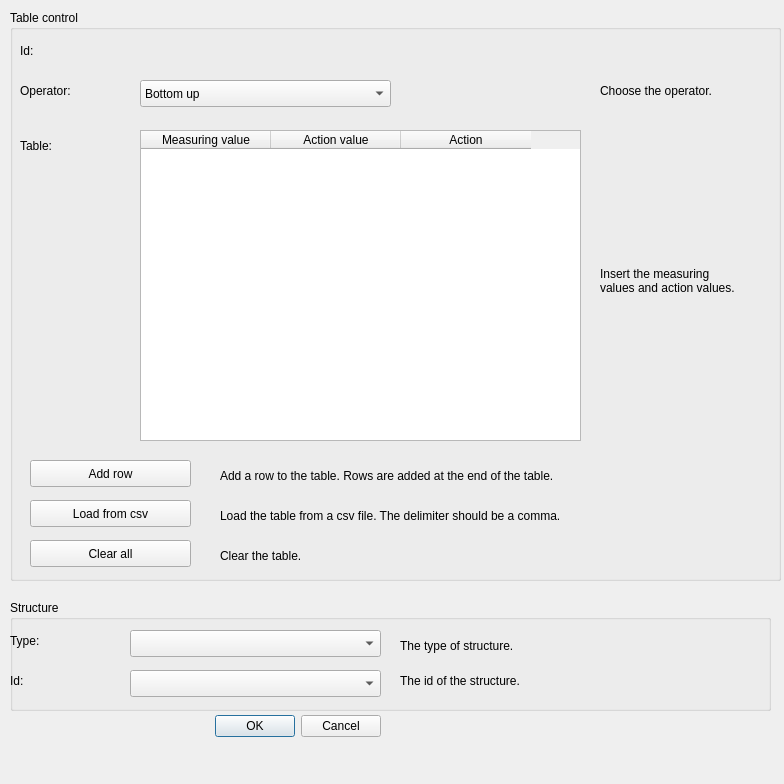
Qt form ui/controlled_structures_create_table_control_dialog.ui (nens/threedi-results-analysis) before a commit.
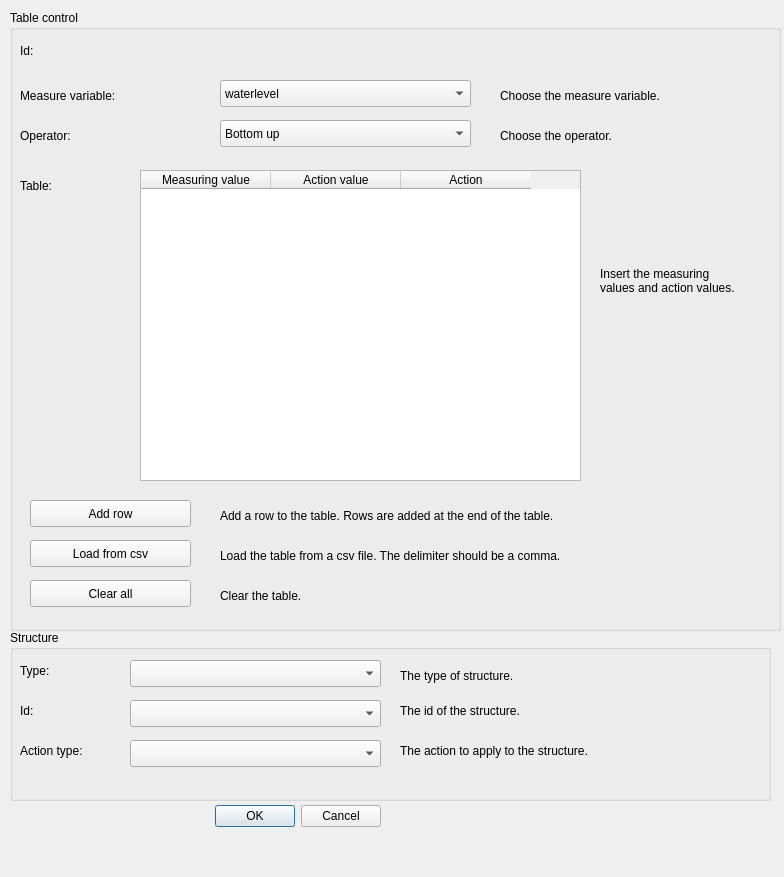
The same form after that commit.

Commit message:
Refactor measuring group rule: (#191)
* Refactor measuring group and rule: add station is removed from measuring group dialog,  measure variable is put from measuring group to rule, action variables are added to rule.

* Add CANGES.rst.

Patch:
```diff
--- a/ui/controlled_structures_create_table_control_dialog.ui
+++ b/ui/controlled_structures_create_table_control_dialog.ui
@@ -7,7 +7,7 @@
     <x>0</x>
     <y>0</y>
     <width>784</width>
-    <height>784</height>
+    <height>877</height>
    </rect>
   </property>
   <property name="windowTitle">
@@ -17,7 +17,7 @@
    <property name="geometry">
     <rect>
      <x>190</x>
-     <y>710</y>
+     <y>800</y>
      <width>191</width>
      <height>32</height>
     </rect>
@@ -38,29 +38,29 @@
      <x>10</x>
      <y>10</y>
      <width>771</width>
-     <height>571</height>
+     <height>621</height>
     </rect>
    </property>
    <property name="title">
     <string>Table control</string>
    </property>
-   <widget class="QLabel" name="label_input_rule_operator">
+   <widget class="QLabel" name="label_input_rule_measure_variable">
     <property name="geometry">
      <rect>
       <x>10</x>
       <y>70</y>
-      <width>71</width>
-      <height>21</height>
+      <width>181</width>
+      <height>31</height>
      </rect>
     </property>
     <property name="text">
-     <string>Operator: </string>
+     <string>Measure variable:</string>
     </property>
    </widget>
-   <widget class="QComboBox" name="combobox_input_rule_operator">
+   <widget class="QComboBox" name="combobox_input_rule_measure_variable">
     <property name="geometry">
      <rect>
-      <x>130</x>
+      <x>210</x>
       <y>70</y>
       <width>251</width>
       <height>27</height>
@@ -68,7 +68,7 @@
     </property>
     <item>
      <property name="text">
-      <string>Bottom up</string>
+      <string>waterlevel</string>
      </property>
     </item>
     <item>
@@ -81,7 +81,7 @@
     <property name="geometry">
      <rect>
       <x>130</x>
-      <y>120</y>
+      <y>160</y>
       <width>441</width>
       <height>311</height>
      </rect>
@@ -112,7 +112,7 @@
     <property name="geometry">
      <rect>
       <x>10</x>
-      <y>120</y>
+      <y>160</y>
       <width>101</width>
       <height>31</height>
      </rect>
@@ -125,7 +125,7 @@
     <property name="geometry">
      <rect>
       <x>20</x>
-      <y>490</y>
+      <y>530</y>
       <width>161</width>
       <height>27</height>
      </rect>
@@ -138,7 +138,7 @@
     <property name="geometry">
      <rect>
       <x>20</x>
-      <y>450</y>
+      <y>490</y>
       <width>161</width>
       <height>27</height>
      </rect>
@@ -147,17 +147,17 @@
      <string>Add row</string>
     </property>
    </widget>
-   <widget class="QLabel" name="label_input_rule_operator_info">
+   <widget class="QLabel" name="label_input_rule_measure_variable_info">
     <property name="geometry">
      <rect>
-      <x>590</x>
+      <x>490</x>
       <y>70</y>
-      <width>161</width>
-      <height>21</height>
+      <width>261</width>
+      <height>31</height>
      </rect>
     </property>
     <property name="text">
-     <string>Choose the operator.</string>
+     <string>Choose the measure variable.</string>
     </property>
    </widget>
    <widget class="QLabel" name="label_input_rule_table_info">
@@ -178,7 +178,7 @@
     <property name="geometry">
      <rect>
       <x>210</x>
-      <y>450</y>
+      <y>490</y>
       <width>541</width>
       <height>31</height>
      </rect>
@@ -191,7 +191,7 @@
     <property name="geometry">
      <rect>
       <x>210</x>
-      <y>480</y>
+      <y>520</y>
       <width>561</width>
       <height>51</height>
      </rect>
@@ -204,7 +204,7 @@
     <property name="geometry">
      <rect>
       <x>20</x>
-      <y>530</y>
+      <y>570</y>
       <width>161</width>
       <height>27</height>
      </rect>
@@ -217,7 +217,7 @@
     <property name="geometry">
      <rect>
       <x>210</x>
-      <y>530</y>
+      <y>570</y>
       <width>561</width>
       <height>31</height>
      </rect>
@@ -252,14 +252,60 @@
      <string/>
     </property>
    </widget>
+   <widget class="QLabel" name="label_input_rule_operator">
+    <property name="geometry">
+     <rect>
+      <x>10</x>
+      <y>110</y>
+      <width>181</width>
+      <height>31</height>
+     </rect>
+    </property>
+    <property name="text">
+     <string>Operator: </string>
+    </property>
+   </widget>
+   <widget class="QComboBox" name="combobox_input_rule_operator">
+    <property name="geometry">
+     <rect>
+      <x>210</x>
+      <y>110</y>
+      <width>251</width>
+      <height>27</height>
+     </rect>
+    </property>
+    <item>
+     <property name="text">
+      <string>Bottom up</string>
+     </property>
+    </item>
+    <item>
+     <property name="text">
+      <string>Top down</string>
+     </property>
+    </item>
+   </widget>
+   <widget class="QLabel" name="label_input_rule_operator_info">
+    <property name="geometry">
+     <rect>
+      <x>490</x>
+      <y>110</y>
+      <width>261</width>
+      <height>31</height>
+     </rect>
+    </property>
+    <property name="text">
+     <string>Choose the operator.</string>
+    </property>
+   </widget>
   </widget>
   <widget class="QGroupBox" name="groupBox">
    <property name="geometry">
     <rect>
      <x>10</x>
-     <y>600</y>
+     <y>630</y>
      <width>761</width>
-     <height>111</height>
+     <height>171</height>
     </rect>
    </property>
    <property name="title">
@@ -288,7 +334,7 @@
    <widget class="QLabel" name="label_input_structure_type">
     <property name="geometry">
      <rect>
-      <x>0</x>
+      <x>10</x>
       <y>30</y>
       <width>101</width>
       <height>21</height>
@@ -301,7 +347,7 @@
    <widget class="QLabel" name="label_input_structure_id">
     <property name="geometry">
      <rect>
-      <x>0</x>
+      <x>10</x>
       <y>70</y>
       <width>101</width>
       <height>21</height>
@@ -337,6 +383,42 @@
      <string>The id of the structure.</string>
     </property>
    </widget>
+   <widget class="QLabel" name="label_input_action_type">
+    <property name="geometry">
+     <rect>
+      <x>10</x>
+      <y>110</y>
+      <width>101</width>
+      <height>21</height>
+     </rect>
+    </property>
+    <property name="text">
+     <string>Action type:</string>
+    </property>
+   </widget>
+   <widget class="QComboBox" name="combobox_input_action_type">
+    <property name="geometry">
+     <rect>
+      <x>120</x>
+      <y>110</y>
+      <width>251</width>
+      <height>27</height>
+     </rect>
+    </property>
+   </widget>
+   <widget class="QLabel" name="label_input_action_type_info">
+    <property name="geometry">
+     <rect>
+      <x>390</x>
+      <y>110</y>
+      <width>361</width>
+      <height>21</height>
+     </rect>
+    </property>
+    <property name="text">
+     <string>The action to apply to the structure.</string>
+    </property>
+   </widget>
   </widget>
  </widget>
  <resources/>
```
Left out of the diff: 6 changed lines with no effect on the pictures. The commit also changes 6 other files.
